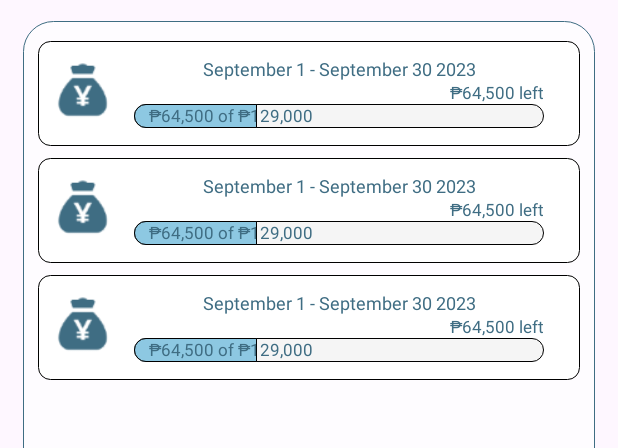
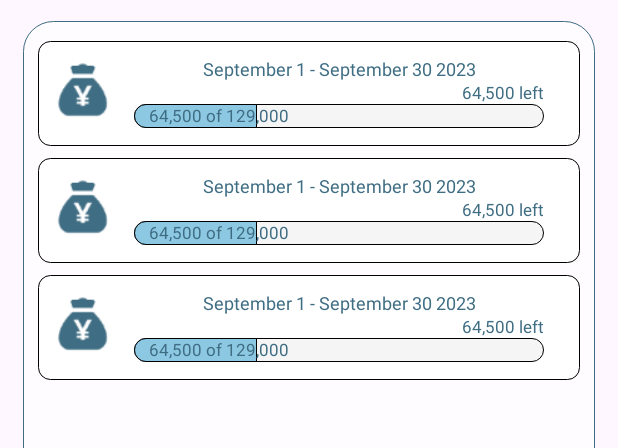
Before and after one commit to NotEfraim/Expenses_Tracker, an Android app: the layout fragment_home.xml on its own in the app's theme, with its tools: preview values and no code run, on a phone screen of 412 x 824 dp. Shown: the part 381-829 px from the top of the screen. Run offline under Robolectric (Android 15) with nearby library versions, the phone set to English and light mode, and no system bars.

Commit message:
Removed Peso sign

```diff
--- a/app/src/main/java/com/itechcom/expensestracker/presenter/activity/MainActivity.kt
+++ b/app/src/main/java/com/itechcom/expensestracker/presenter/activity/MainActivity.kt
@@ -1,5 +1,6 @@
 package com.itechcom.expensestracker.presenter.activity
 
+import android.util.Log
 import androidx.lifecycle.lifecycleScope
 import com.itechcom.expensestracker.base.BaseActivity
 import com.itechcom.expensestracker.databinding.ActivityMainBinding
@@ -18,7 +19,6 @@ class MainActivity : BaseActivity<ActivityMainBinding, MainViewModel>(
 
     override fun MainViewModel.initCall() {
         lifecycleScope.launch {
-
         }
     }
 
--- a/app/src/main/java/com/itechcom/expensestracker/presenter/activity/RegisterActivity.kt
+++ b/app/src/main/java/com/itechcom/expensestracker/presenter/activity/RegisterActivity.kt
@@ -53,7 +53,7 @@ class RegisterActivity : BaseActivity<ActivityRegisterBinding, RegisterViewModel
                     userPassword = password
                 ))
                 if(res){
-                    saveEmailToPref(Constants.PREF_EMAIL, email)
+                    saveEmailToPref(Constants.PREF_EMAIL, email.lowercase())
                     saveLoginType(Constants.LOGIN_TYPE, LoginType.BASIC.name)
                     hideLoadingDialog()
                     delay(1000)
--- a/app/src/main/java/com/itechcom/expensestracker/presenter/adapter/BudgetPlanAdapter.kt
+++ b/app/src/main/java/com/itechcom/expensestracker/presenter/adapter/BudgetPlanAdapter.kt
@@ -20,8 +20,8 @@ class BudgetPlanAdapter : BaseQuickAdapter<PlanEntity, QuickViewHolder>() {
             val budgetInt = budget?.toInt()?:0
 
             holder.getView<TextView>(R.id.planDate).text = stringDate
-            holder.getView<TextView>(R.id.costText).text = "₱$expensesInt.00 of ₱$budgetInt.00"
-            holder.getView<TextView>(R.id.remainingText).text = "₱${(budgetInt - expensesInt)}.00"
+            holder.getView<TextView>(R.id.costText).text = "$expensesInt.00 of $budgetInt.00"
+            holder.getView<TextView>(R.id.remainingText).text = "${(budgetInt - expensesInt)}.00"
 
             holder.getView<ProgressBar>(R.id.planProgress).apply {
                 max = budgetInt
--- a/app/src/main/java/com/itechcom/expensestracker/presenter/adapter/IncomeExpenseAdapter.kt
+++ b/app/src/main/java/com/itechcom/expensestracker/presenter/adapter/IncomeExpenseAdapter.kt
@@ -27,11 +27,11 @@ class IncomeExpenseAdapter : BaseQuickAdapter<IncomeExpensesEntity, QuickViewHol
 
         if(item?.type == "income"){
             holder.getView<ImageView>(R.id.startIcon).setImageResource(R.mipmap.income_circle_icon)
-            holder.getView<TextView>(R.id.itemAmount).text = "+₱${item.amount}.00"
+            holder.getView<TextView>(R.id.itemAmount).text = "+${item.amount}.00"
         }
         else{
             holder.getView<ImageView>(R.id.startIcon).setImageResource(R.mipmap.expenses_circle_icon)
-            holder.getView<TextView>(R.id.itemAmount).text = "-₱${item?.amount}.00"
+            holder.getView<TextView>(R.id.itemAmount).text = "-${item?.amount}.00"
         }
 
     }
--- a/app/src/main/java/com/itechcom/expensestracker/presenter/fragment/HomeFragment.kt
+++ b/app/src/main/java/com/itechcom/expensestracker/presenter/fragment/HomeFragment.kt
@@ -59,8 +59,8 @@ class HomeFragment : BaseFragment<FragmentHomeBinding, HomeViewModel>(
         initBanner(false)
         planDate.text = data.stringDate
         planAmount.text = "${data.budget?:"0"}.00"
-        expensesAmount.text = if(data.totalExpenses == null) "₱0.00" else "₱${data.totalExpenses}.00"
-        incomeAmount.text = if(data.totalIncome == null) "₱0.00" else "₱${data.totalIncome}.00"
+        expensesAmount.text = if(data.totalExpenses == null) "0.00" else "${data.totalExpenses}.00"
+        incomeAmount.text = if(data.totalIncome == null) "0.00" else "${data.totalIncome}.00"
     }
 
     private fun initPlansData(data: PlanEntityList?) {
--- a/app/src/main/res/layout/fragment_home.xml
+++ b/app/src/main/res/layout/fragment_home.xml
@@ -82,7 +82,7 @@
                 android:layout_width="wrap_content"
                 android:layout_height="wrap_content"
                 android:layout_marginEnd="10dp"
-                android:text="₱"
+                android:text=""
                 android:textColor="@color/color_465359"
                 android:textSize="22sp"
                 android:textStyle="bold" />
--- a/app/src/main/res/layout/item_income_expenses.xml
+++ b/app/src/main/res/layout/item_income_expenses.xml
@@ -35,7 +35,7 @@
         android:id="@+id/itemAmount"
         android:layout_width="wrap_content"
         android:layout_height="wrap_content"
-        android:text="+₱120,000,000"
+        android:text="+120,000,000"
         android:textColor="@color/color_3F6D83"
         android:textSize="14sp"
         android:textStyle="bold"
--- a/app/src/main/res/layout/item_plan.xml
+++ b/app/src/main/res/layout/item_plan.xml
@@ -50,7 +50,7 @@
         android:id="@+id/costText"
         android:layout_width="wrap_content"
         android:layout_height="wrap_content"
-        android:text="₱64,500 of ₱129,000"
+        android:text="64,500 of 129,000"
         android:textColor="@color/color_3F6D83"
         android:textSize="11sp"
         android:layout_marginStart="10dp"
@@ -62,7 +62,7 @@
         android:id="@+id/remainingText"
         android:layout_width="wrap_content"
         android:layout_height="wrap_content"
-        android:text="₱64,500 left"
+        android:text="64,500 left"
         android:textColor="@color/color_3F6D83"
         android:textSize="11sp"
         app:layout_constraintBottom_toTopOf="@+id/planProgress"
--- a/data/src/main/java/com/itechcom/data/storage/firebase/database/FirebaseDatabaseManager.kt
+++ b/data/src/main/java/com/itechcom/data/storage/firebase/database/FirebaseDatabaseManager.kt
@@ -69,7 +69,6 @@ class FirebaseDatabaseManager @Inject constructor(
 
             val query = usersTable.orderByChild("userName")
                 .equalTo(userEmail)
-                .limitToFirst(1)
                 .get()
                 .await()
 
@@ -77,7 +76,6 @@ class FirebaseDatabaseManager @Inject constructor(
                 val callResponse = query.children.first().getValue(DataUserEntity::class.java)
                 emit(DataFirebaseCallModel(true, callResponse, "" ))
             }
-
             else emit(DataFirebaseCallModel(false, null,"" ))
 
         }catch (e : Exception){
```
Also changed, not shown: app/src/main/java/com/itechcom/expensestracker/presenter/activity/LoginActivity.kt (+8 -4 lines), app/src/main/java/com/itechcom/expensestracker/presenter/fragment/ViewPlanFragment.kt (+6 -6 lines).
